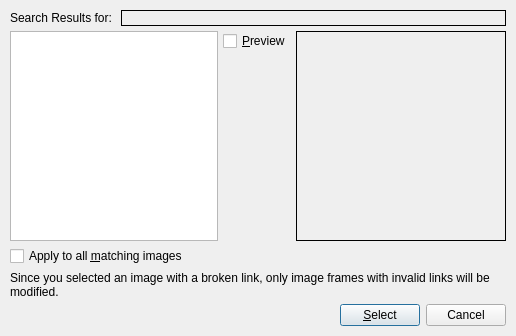
Above: scribus/ui/picsearch.ui from scribusproject/scribus before the change. Below: the same form after it.
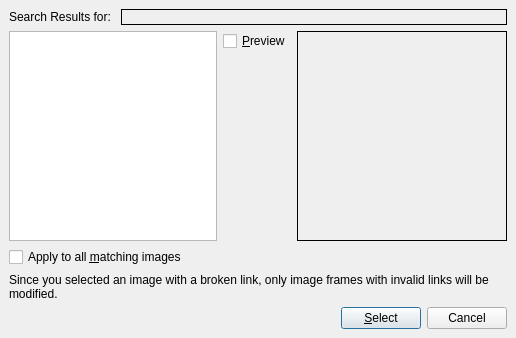
That is the form after the change.

Commit message: #16456: Unify margins and spacing for dialogs, set 4 <bubu>

The edit to the form file:
```diff
--- a/scribus/ui/picsearch.ui
+++ b/scribus/ui/picsearch.ui
@@ -15,38 +15,20 @@
    <string>Result</string>
   </property>
   <layout class="QVBoxLayout">
-   <property name="spacing">
-    <number>5</number>
-   </property>
    <property name="leftMargin">
-    <number>10</number>
+    <number>9</number>
    </property>
    <property name="topMargin">
-    <number>10</number>
+    <number>9</number>
    </property>
    <property name="rightMargin">
-    <number>10</number>
+    <number>9</number>
    </property>
    <property name="bottomMargin">
-    <number>10</number>
+    <number>9</number>
    </property>
    <item>
     <layout class="QHBoxLayout">
-     <property name="spacing">
-      <number>5</number>
-     </property>
-     <property name="leftMargin">
-      <number>0</number>
-     </property>
-     <property name="topMargin">
-      <number>0</number>
-     </property>
-     <property name="rightMargin">
-      <number>0</number>
-     </property>
-     <property name="bottomMargin">
-      <number>0</number>
-     </property>
      <item>
       <widget class="QLabel" name="textLabel1">
        <property name="text">
@@ -80,41 +62,11 @@
    </item>
    <item>
     <layout class="QHBoxLayout">
-     <property name="spacing">
-      <number>5</number>
-     </property>
-     <property name="leftMargin">
-      <number>0</number>
-     </property>
-     <property name="topMargin">
-      <number>0</number>
-     </property>
-     <property name="rightMargin">
-      <number>0</number>
-     </property>
-     <property name="bottomMargin">
-      <number>0</number>
-     </property>
      <item>
       <widget class="QListWidget" name="foundFilesBox"/>
      </item>
      <item>
       <layout class="QVBoxLayout">
-       <property name="spacing">
-        <number>5</number>
-       </property>
-       <property name="leftMargin">
-        <number>0</number>
-       </property>
-       <property name="topMargin">
-        <number>0</number>
-       </property>
-       <property name="rightMargin">
-        <number>0</number>
-       </property>
-       <property name="bottomMargin">
-        <number>0</number>
-       </property>
        <item>
         <widget class="QCheckBox" name="previewCheckBox">
          <property name="text">
@@ -145,21 +97,6 @@
      </item>
      <item>
       <layout class="QVBoxLayout">
-       <property name="spacing">
-        <number>5</number>
-       </property>
-       <property name="leftMargin">
-        <number>0</number>
-       </property>
-       <property name="topMargin">
-        <number>0</number>
-       </property>
-       <property name="rightMargin">
-        <number>0</number>
-       </property>
-       <property name="bottomMargin">
-        <number>0</number>
-       </property>
        <item>
         <widget class="QLabel" name="previewLabel">
          <property name="minimumSize">
@@ -276,7 +213,6 @@
    </item>
   </layout>
  </widget>
- <layoutdefault spacing="6" margin="11"/>
  <resources/>
  <connections/>
 </ui>
```
The commit also changes 7 other files.
